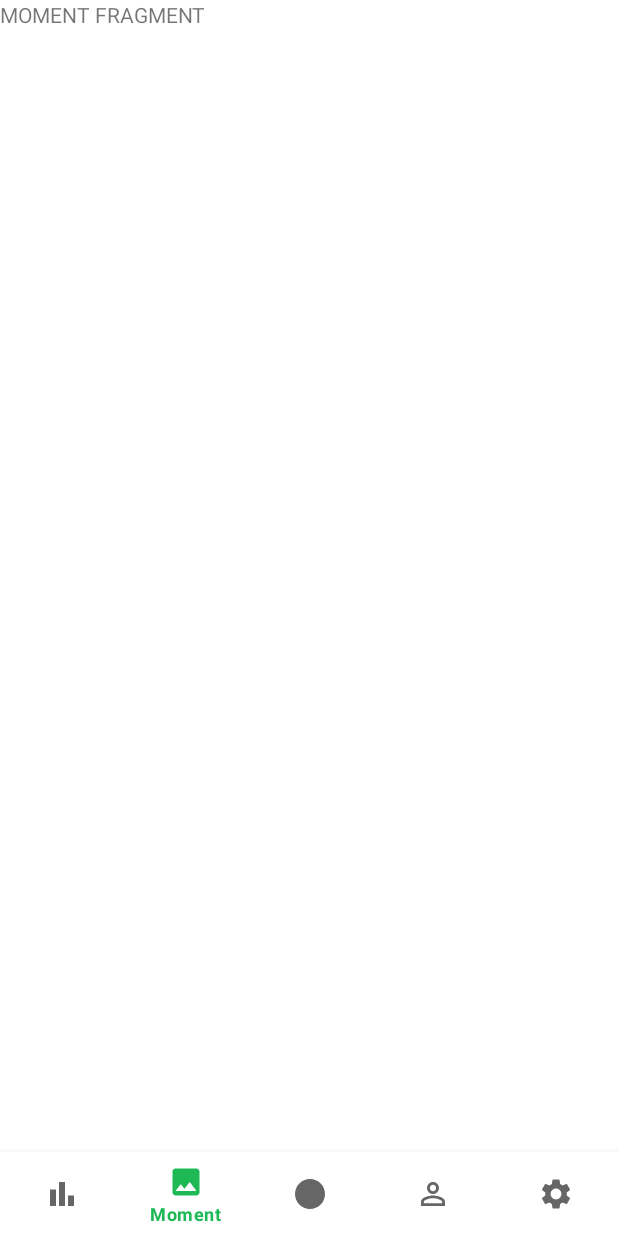
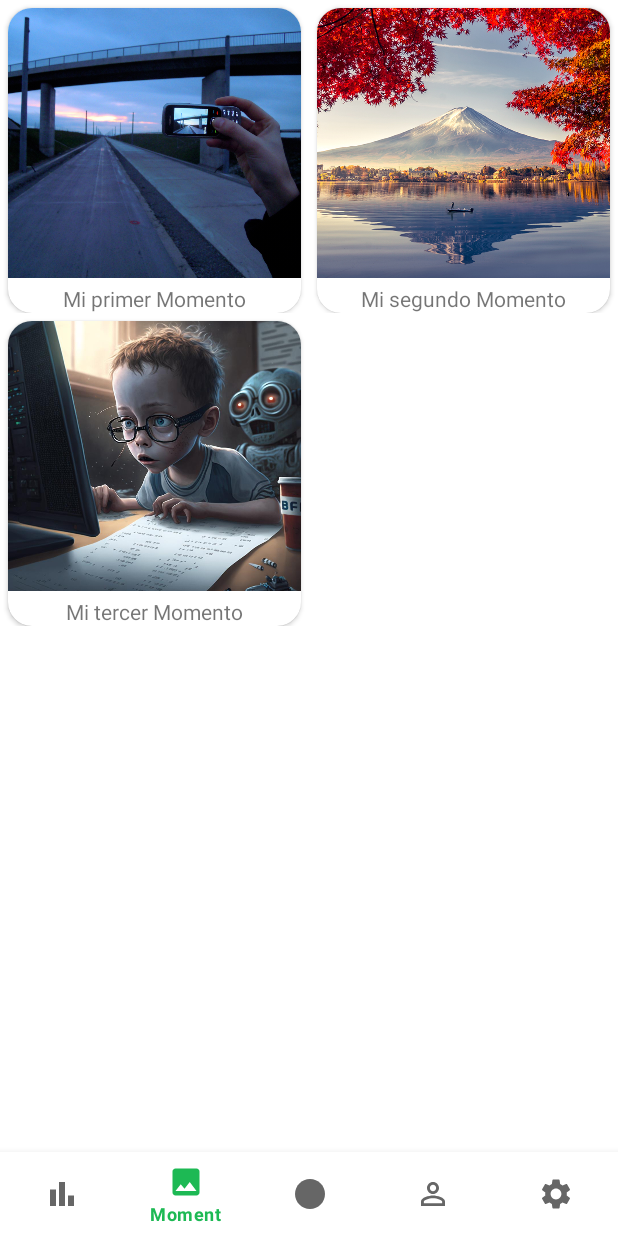
Before and after one commit to UniExtremadura/gps-project-gd06, an Android app: the MomentFragment screen opened directly, with no data from a screen before it, on a phone screen of 412 x 824 dp. Run offline under Robolectric (Android 15) with nearby library versions, the phone set to English and light mode, and no system bars; our stand-ins replace navigation-ui.

Commit message:
GD06-39 HU08.2 Implementar Lógica de la Vista en Forma de Malla

```diff
--- a/app/src/main/java/com/spotify/quavergd06/data/DummyData.kt
+++ b/app/src/main/java/com/spotify/quavergd06/data/DummyData.kt
@@ -3,8 +3,8 @@ package com.spotify.quavergd06.data
 import com.spotify.quavergd06.model.Moment
 import java.util.Date
 import com.spotify.quavergd06.R
-class DummyData {
 
+// TODO CAMBIADO COSAS DE COMMIT ANTERIOR, CUIDADO AL PASARLO AL BUENO
 val dummyMoments: List<Moment> = listOf(
     Moment(
         "Mi primer Momento",
@@ -25,4 +25,3 @@ class DummyData {
         R.drawable.microsoft
     )
 )
-}
--- /dev/null
+++ b/app/src/main/java/com/spotify/quavergd06/view/home/MomentAdapter.kt
@@ -0,0 +1,44 @@
+package com.spotify.quavergd06.view.home
+
+import android.view.LayoutInflater
+import android.view.ViewGroup
+import androidx.recyclerview.widget.RecyclerView
+import com.spotify.quavergd06.model.Moment
+import com.spotify.quavergd06.databinding.FragmentMomentItemBinding
+class MomentAdapter(
+    private var moments: List<Moment>,
+    private val onClick: (moment:Moment) -> Unit
+) : RecyclerView.Adapter<MomentAdapter.ShowViewHolder>() {
+
+    class ShowViewHolder(
+        private val binding: FragmentMomentItemBinding,
+        private val onClick: (moment: Moment) -> Unit
+    ) : RecyclerView.ViewHolder(binding.root) {
+        fun bind(moment: Moment, totalItems: Int) {
+            with(binding) {
+                momentTitle.text = moment.title
+                momentImg.setImageResource(moment.image)
+                clItem.setOnClickListener {
+                    onClick(moment)
+                }
+            }
+        }
+    }
+    override fun onCreateViewHolder(parent: ViewGroup, viewType: Int): ShowViewHolder {
+        val binding =
+            FragmentMomentItemBinding.inflate(LayoutInflater.from(parent.context), parent, false)
+        return ShowViewHolder(binding, onClick)
+    }
+
+    override fun getItemCount() = moments.size
+
+    override fun onBindViewHolder(holder: ShowViewHolder, position: Int) {
+        holder.bind(moments[position], moments.size)
+    }
+
+    fun swap(newMoments: List<Moment>) {
+        moments = newMoments
+        notifyDataSetChanged()
+    }
+
+}
--- a/app/src/main/java/com/spotify/quavergd06/view/home/MomentFragment.kt
+++ b/app/src/main/java/com/spotify/quavergd06/view/home/MomentFragment.kt
@@ -4,10 +4,14 @@ import android.os.Bundle
 import android.view.LayoutInflater
 import android.view.View
 import android.view.ViewGroup
+import android.widget.Toast
+
 import androidx.fragment.app.Fragment
 import androidx.recyclerview.widget.GridLayoutManager
-import androidx.recyclerview.widget.RecyclerView
-import com.spotify.quavergd06.R
+
+import com.spotify.quavergd06.databinding.FragmentMomentBinding
+import com.spotify.quavergd06.model.Moment
+import com.spotify.quavergd06.data.dummyMoments
 
 /**
  * A simple [Fragment] subclass.
@@ -16,6 +20,17 @@ import com.spotify.quavergd06.R
  */
 class MomentFragment : Fragment() {
 
+    private lateinit var listener: OnMomentClickListener
+    interface OnMomentClickListener {
+        fun onMomentClick(moment: Moment)
+    }
+
+    private var _binding: FragmentMomentBinding? = null
+    private val binding get() = _binding!!
+    private lateinit var adapter: MomentAdapter
+
+    private val moments = dummyMoments
+
     override fun onCreate(savedInstanceState: Bundle?) {
         super.onCreate(savedInstanceState)
     }
@@ -23,9 +38,29 @@ class MomentFragment : Fragment() {
     override fun onCreateView(
         inflater: LayoutInflater, container: ViewGroup?,
         savedInstanceState: Bundle?
-    ): View? {
-        // Inflate the layout for this fragment
-        return inflater.inflate(R.layout.fragment_moment, container, false)
+    ): View {
+        _binding = FragmentMomentBinding.inflate(inflater, container, false)
+        return binding.root
+    }
+    override fun onViewCreated(view: View, savedInstanceState: Bundle?) {
+        super.onViewCreated(view, savedInstanceState)
+        setUpRecyclerView()
+    }
+    private fun setUpRecyclerView() {
+        adapter = MomentAdapter(moments, onClick = {
+                listener.onMomentClick(it)
+            }
+        )
+        with(binding) {
+            momentShowGrid.layoutManager = GridLayoutManager(context, 2)
+            momentShowGrid.adapter = adapter
+        }
+        android.util.Log.d("DiscoverFragment", "setUpRecyclerView")
+    }
+
+    override fun onDestroyView() {
+        super.onDestroyView()
+        _binding = null // avoid memory leaks
     }
 
 }
--- a/app/src/main/res/layout/fragment_moment.xml
+++ b/app/src/main/res/layout/fragment_moment.xml
@@ -1,13 +1,17 @@
 <?xml version="1.0" encoding="utf-8"?>
-<FrameLayout xmlns:android="http://schemas.android.com/apk/res/android"
-    xmlns:tools="http://schemas.android.com/tools"
+<androidx.constraintlayout.widget.ConstraintLayout
+    xmlns:android="http://schemas.android.com/apk/res/android"
+    xmlns:app="http://schemas.android.com/apk/res-auto"
     android:layout_width="match_parent"
-    android:layout_height="match_parent"
-    tools:context=".view.home.MomentFragment">
+    android:layout_height="match_parent">
 
-    <TextView
+    <androidx.recyclerview.widget.RecyclerView
+        android:id="@+id/moment_show_grid"
         android:layout_width="match_parent"
         android:layout_height="match_parent"
-        android:text="MOMENT FRAGMENT" />
+        app:layout_constraintBottom_toBottomOf="parent"
+        app:layout_constraintEnd_toEndOf="parent"
+        app:layout_constraintStart_toStartOf="parent"
+        app:layout_constraintTop_toTopOf="parent"/>
 
-</FrameLayout>
+</androidx.constraintlayout.widget.ConstraintLayout>
```
Lines whose indentation alone changed are shown as unchanged.
